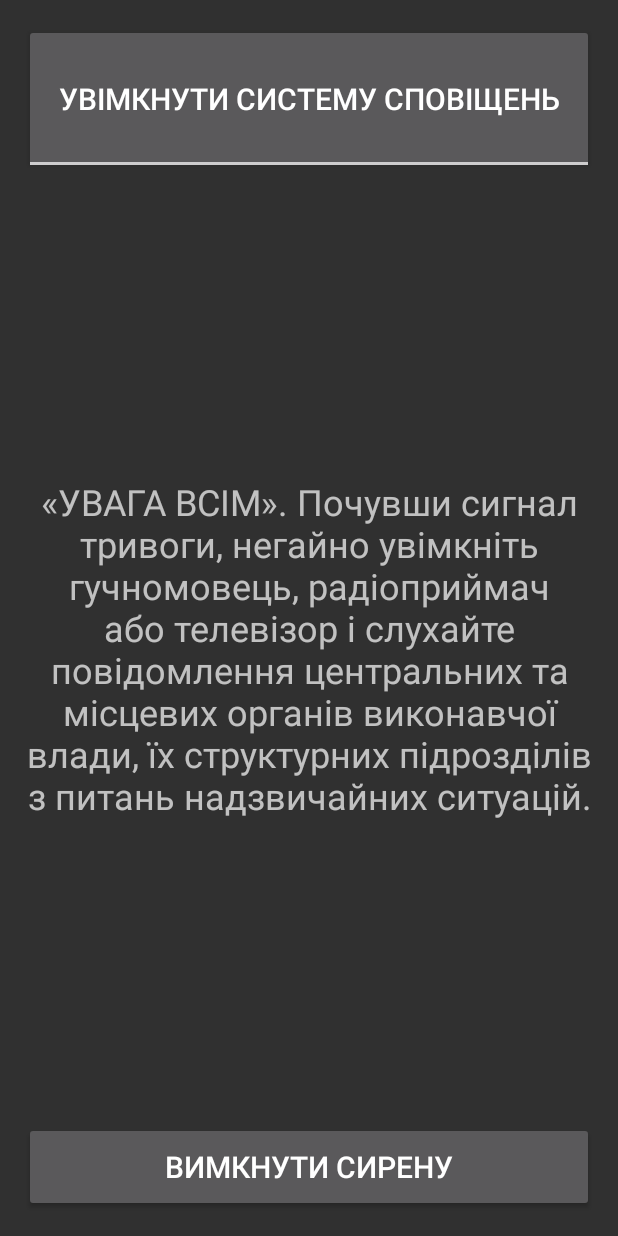
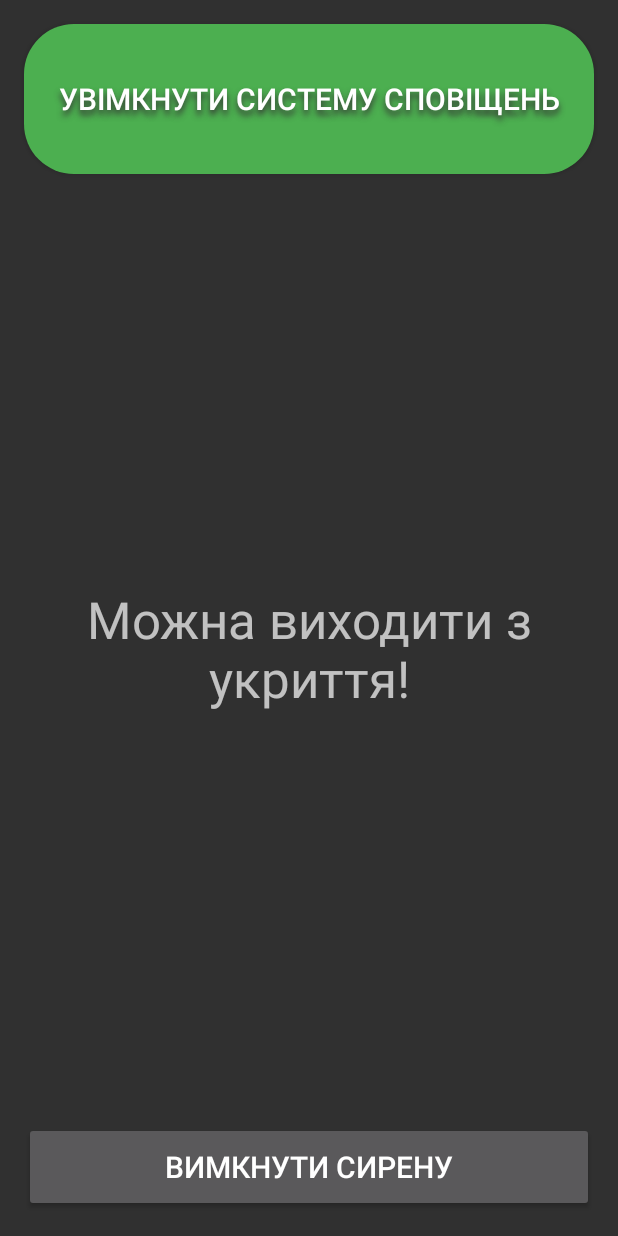
Before and after one commit to AndreDreamer/alertofdangerous, an Android app: the screen it shows after launch (MainActivity), on a phone screen of 412 x 824 dp. Run offline under Robolectric (Android 15) with nearby library versions, the phone set to English and light mode, and no system bars; 1 statement that could not run was skipped.

Commit message:
added binding, listener, btn design

```diff
--- a/app/build.gradle
+++ b/app/build.gradle
@@ -10,8 +10,8 @@ android {
         applicationId "com.middleview.alertofdangerous"
         minSdk 26
         targetSdk 31
-        versionCode 1
-        versionName "1.13"
+        versionCode 21
+        versionName "2.1"
 
         testInstrumentationRunner "androidx.test.runner.AndroidJUnitRunner"
     }
--- a/app/src/main/java/com/middleview/alertofdangerous/MainActivity.kt
+++ b/app/src/main/java/com/middleview/alertofdangerous/MainActivity.kt
@@ -1,22 +1,49 @@
 package com.middleview.alertofdangerous
 
 import android.app.Activity
-import android.content.Context
+import android.content.ComponentName
+import android.content.Intent
+import android.content.ServiceConnection
 import android.os.Bundle
+import android.os.IBinder
 import android.widget.Toast
 import com.middleview.alertofdangerous.databinding.ActivityMainBinding
-import android.content.Intent
-import android.content.SharedPreferences
-import java.lang.Exception
+
 
 class MainActivity : Activity() {
 
-    private val appPreferences = "mysettings"
-    private val appPreferencesActive = "Active"
+    private lateinit var mService: ConnectionService
+    private var mBound: Boolean = false
 
-    private lateinit var mSettings: SharedPreferences
-    private lateinit var editor: SharedPreferences.Editor
     private lateinit var binding: ActivityMainBinding
+
+    private val connection = object : ServiceConnection {
+        override fun onServiceConnected(className: ComponentName, service: IBinder) {
+            mService = (service as ConnectionService.LocalBinder).getService()
+            mBound = true
+            try {
+                binding.toggleButton.isChecked = mService.running
+
+                service.addListener(object : ConnectionService.MyCallback {
+                    override fun onCalled(text: String) {
+                        runOnUiThread { binding.textView.text = text }
+
+                    }
+                })
+                if (mService.waitingToStart) {
+                    binding.textView.text = getString(R.string.tvInformationSafe)
+                } else {
+                    binding.textView.text = getString(R.string.tvInformationDangerous)
+                }
+            } catch (e: Exception) {
+                e.printStackTrace()
+            }
+        }
+
+        override fun onServiceDisconnected(arg0: ComponentName) {
+            mBound = false
+        }
+    }
 
     override fun onCreate(savedInstanceState: Bundle?) {
         super.onCreate(savedInstanceState)
@@ -25,9 +52,30 @@ class MainActivity : Activity() {
         setContentView(binding.root)
     }
 
+
+    override fun onResume() {
+        super.onResume()
+        bindConnectionService()
+    }
+
+    private fun bindConnectionService() {
+        if (!mBound) {
+            val bindInt = Intent(this, ConnectionService::class.java)
+            mBound = bindService(bindInt, connection, BIND_AUTO_CREATE)
+        }
+    }
+
+    override fun onStop() {
+        super.onStop()
+        try {
+            unbindService(connection)
+            mBound = false
+        } catch (e: Exception) {
+            e.printStackTrace()
+        }
+    }
+
     private fun setupViews() {
-
-        checkActive()
         with(binding) {
             toggleButton.setOnCheckedChangeListener { _, isChecked ->
                 if (isChecked) {
@@ -38,21 +86,9 @@ class MainActivity : Activity() {
             }
 
             bDisableSignal.setOnClickListener {
-                try {
                     AudioPlay.stopMusic()
-                } catch (e: Exception) {
-                    e.printStackTrace()
-                }
             }
         }
-    }
-
-    private fun checkActive() {
-        mSettings = getSharedPreferences(appPreferences, Context.MODE_PRIVATE)
-        editor = mSettings.edit()
-
-        val active = mSettings.getBoolean(appPreferencesActive, false)
-        binding.toggleButton.isChecked = active
     }
 
 
@@ -64,9 +100,9 @@ class MainActivity : Activity() {
         ).show()
 
         startForegroundService(Intent(this, ConnectionService::class.java))
-        editor.putBoolean(appPreferencesActive, true)
-        editor.apply()
+        bindConnectionService()
     }
+
 
     private fun turnOffAlert() {
         Toast.makeText(
@@ -75,9 +111,13 @@ class MainActivity : Activity() {
             Toast.LENGTH_SHORT
         ).show()
 
+        try {
+            unbindService(connection)
+            mBound = false
+        } catch (e: Exception) {
+            e.printStackTrace()
+        }
+
         stopService(Intent(this, ConnectionService::class.java))
-        editor.putBoolean(appPreferencesActive, false)
-        editor.apply()
     }
-
 }
--- /dev/null
+++ b/app/src/main/res/drawable/custom_toggle_button.xml
@@ -0,0 +1,5 @@
+<?xml version="1.0" encoding="utf-8"?>
+<selector xmlns:android="http://schemas.android.com/apk/res/android">
+    <item android:drawable="@drawable/custom_toggle_button_on" android:state_checked="true" />
+    <item android:drawable="@drawable/custom_toggle_button_off" />
+</selector>
--- /dev/null
+++ b/app/src/main/res/drawable/custom_toggle_button_off.xml
@@ -0,0 +1,8 @@
+<?xml version="1.0" encoding="utf-8"?>
+<shape xmlns:android="http://schemas.android.com/apk/res/android"
+    android:shape="rectangle">
+
+    <solid android:color="#4CAF50" />
+    <corners android:radius="33dp" />
+
+</shape>
--- /dev/null
+++ b/app/src/main/res/drawable/custom_toggle_button_on.xml
@@ -0,0 +1,8 @@
+<?xml version="1.0" encoding="utf-8"?>
+<shape xmlns:android="http://schemas.android.com/apk/res/android"
+    android:shape="rectangle">
+
+    <solid android:color="#F44336" />
+    <corners android:radius="33dp" />
+
+</shape>
--- a/app/src/main/res/layout/activity_main.xml
+++ b/app/src/main/res/layout/activity_main.xml
@@ -13,11 +13,15 @@
         android:layout_marginStart="16dp"
         android:layout_marginTop="16dp"
         android:layout_marginEnd="16dp"
+        android:background="@drawable/custom_toggle_button"
+        android:shadowColor="#333232"
+        android:shadowDy="5"
+        android:shadowRadius="5"
         android:textOff="@string/bTurnOnSystem"
         android:textOn="@string/bTurnOffSystem"
         android:textSize="20sp"
         app:layout_constraintEnd_toEndOf="parent"
-        app:layout_constraintHorizontal_bias="0.498"
+        app:layout_constraintHorizontal_bias="0.0"
         app:layout_constraintStart_toStartOf="parent"
         app:layout_constraintTop_toTopOf="parent" />
 
@@ -30,9 +34,9 @@
         android:layout_marginEnd="16dp"
         android:layout_marginBottom="16dp"
         android:padding="10dp"
-        android:text="@string/tvInformation"
+        android:text="@string/tvInformationSafe"
         android:textAlignment="center"
-        android:textSize="24sp"
+        android:textSize="34sp"
         app:layout_constraintBottom_toTopOf="@+id/bDisableSignal"
         app:layout_constraintEnd_toEndOf="parent"
         app:layout_constraintStart_toStartOf="parent"
--- a/app/src/main/res/values/strings.xml
+++ b/app/src/main/res/values/strings.xml
@@ -6,7 +6,9 @@
     <string name="infoSystemTurnedOn">Система сповіщень працює!</string>
     <string name="infoSystemTurnedOff">Система сповіщень вимкнута!</string>
 
-    <string name="tvInformation">«УВАГА ВСІМ». Почувши сигнал тривоги, негайно увімкніть гучномовець, радіоприймач або телевізор і слухайте повідомлення центральних та місцевих органів виконавчої влади, їх структурних підрозділів з питань надзвичайних ситуацій.</string>
+    <string name="tvInformationSafe">Можна виходити з укриття!</string>
+    <string name="tvInformationDangerous">Залишайтесь в укритті!</string>
+
     <string name="bTurnOffAlarm">Вимкнути сирену</string>
 
 </resources>
```
Also changed, not shown: app/src/main/java/com/middleview/alertofdangerous/AudioPlay.kt (+6 -1 lines), app/src/main/java/com/middleview/alertofdangerous/ConnectionService.kt (+42 -19 lines).
